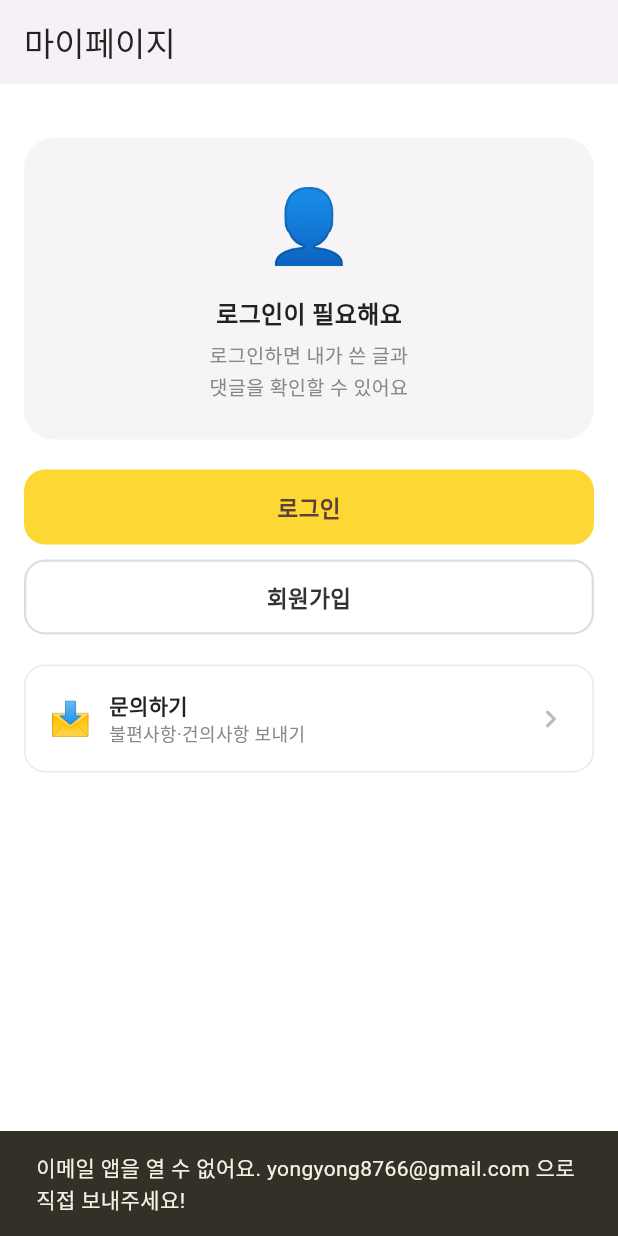
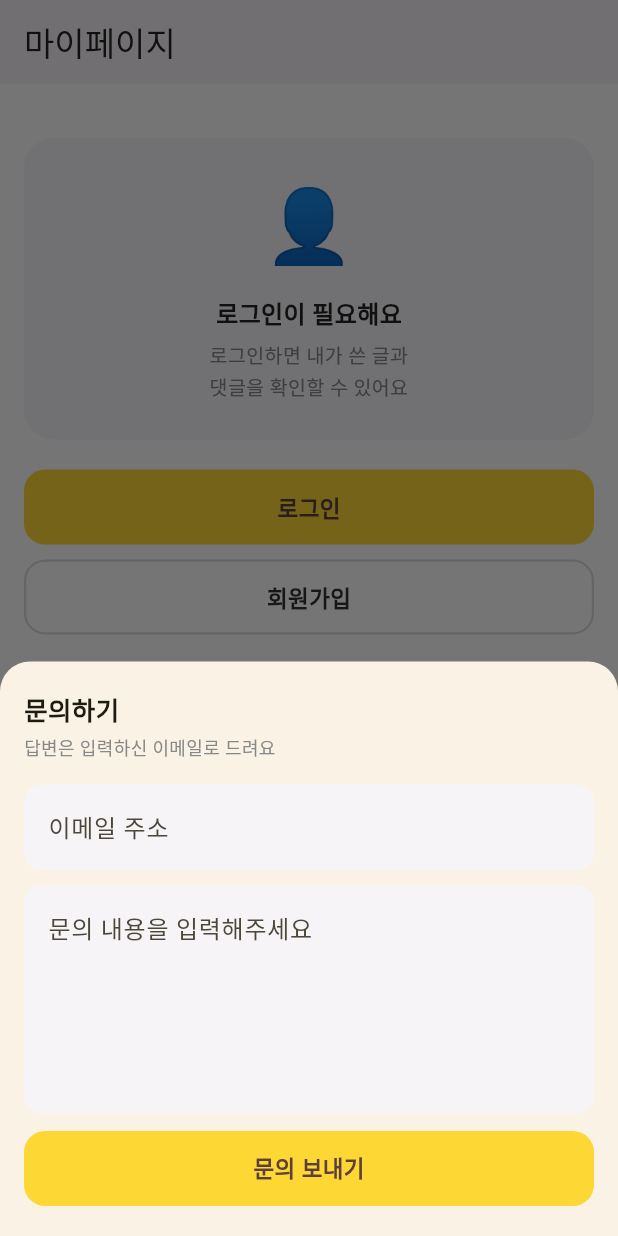
Before and after one commit to JooyoungJeong1/My_Golden_Kids, a Flutter app: the MyPage screen opened directly, after a tap on "문의하기", on a phone screen of 412 x 824 dp. Run offline on Flutter 3.47's test engine with Material 3 defaults, Android fonts, the phone set to English and light mode, and no system bars; our stand-ins replace google_fonts; accounts and stored records are empty.

Commit message:
마이페이지 문의하기 수정

```diff
--- a/lib/screens/category_detail_page.dart
+++ b/lib/screens/category_detail_page.dart
@@ -49,10 +49,10 @@ class CategoryDetailPage extends StatelessWidget {
                     item.imageUrl != null
                         ? Image.asset(
                             item.imageUrl!,
-                            width: 70,
-                            height: 70,
+                            width: 50,
+                            height: 50,
                             fit: BoxFit.contain,
-                          )
+                          ) //카테고리 박스 아이콘 사이즈
                         : Text(
                             item.icon ?? '',
                             style: const TextStyle(fontSize: 48),
--- a/lib/screens/my_page.dart
+++ b/lib/screens/my_page.dart
@@ -1,6 +1,6 @@
 import 'package:flutter/material.dart';
-import 'package:url_launcher/url_launcher.dart';
 import '../models/user_session.dart';
+import '../services/log_service.dart';
 import 'community_page.dart';
 import 'login_page.dart';
 import 'signup_page.dart';
@@ -34,6 +34,9 @@ class _MyPageState extends State<MyPage> {
     );
   }
 
+  // ───────────────────────────────────────────
+  // 로그인 상태
+  // ───────────────────────────────────────────
   Widget _buildLoggedIn() {
     return ListView(
       padding: const EdgeInsets.all(16),
@@ -49,7 +52,7 @@ class _MyPageState extends State<MyPage> {
           child: Row(
             children: [
               GestureDetector(
-                onTap: () => _showProfilePicker(),
+                onTap: _showProfilePicker,
                 child: Container(
                   width: 56,
                   height: 56,
@@ -114,7 +117,9 @@ class _MyPageState extends State<MyPage> {
             context,
             MaterialPageRoute(builder: (_) => const NicknameChangePage()),
           );
-          if (changed == true) setState(() {});
+          if (changed == true) {
+            setState(() {});
+          }
         }),
         const SizedBox(height: 10),
         _buildMenuTile('🔒', '비밀번호 변경', '현재 비밀번호 확인 후 변경', () {
@@ -124,29 +129,8 @@ class _MyPageState extends State<MyPage> {
           );
         }),
         const SizedBox(height: 10),
-        _buildMenuTile('📩', '문의하기', '불편사항·건의사항 보내기', () async {
-          final Uri emailUri = Uri(
-            scheme: 'mailto',
-            path: 'yongyong8766@gmail.com',
-            queryParameters: {
-              'subject': '[버릴래말래] 앱 문의',
-              'body':
-                  '안녕하세요.\n\n문의 내용을 작성해주세요.\n\n---\n닉네임: ${UserSession.nickname ?? "미로그인"}\n',
-            },
-          );
-          if (await canLaunchUrl(emailUri)) {
-            await launchUrl(emailUri);
-          } else {
-            if (mounted) {
-              ScaffoldMessenger.of(context).showSnackBar(
-                const SnackBar(
-                  content: Text(
-                    '이메일 앱을 열 수 없어요. yongyong8766@gmail.com 으로 직접 보내주세요!',
-                  ),
-                ),
-              );
-            }
-          }
+        _buildMenuTile('📩', '문의하기', '불편사항·건의사항 보내기', () {
+          _showInquiryDialog();
         }),
         const SizedBox(height: 24),
         GestureDetector(
@@ -177,6 +161,9 @@ class _MyPageState extends State<MyPage> {
     );
   }
 
+  // ───────────────────────────────────────────
+  // 비로그인 상태
+  // ───────────────────────────────────────────
   Widget _buildLoggedOut() {
     return ListView(
       padding: const EdgeInsets.all(16),
@@ -270,33 +257,137 @@ class _MyPageState extends State<MyPage> {
         ),
         const SizedBox(height: 20),
         // 비로그인에서도 문의하기 가능
-        _buildMenuTile('📩', '문의하기', '불편사항·건의사항 보내기', () async {
-          final Uri emailUri = Uri(
-            scheme: 'mailto',
-            path: 'yongyong8766@gmail.com',
-            queryParameters: {
-              'subject': '[버릴래말래] 앱 문의',
-              'body': '안녕하세요.\n\n문의 내용을 작성해주세요.\n\n',
-            },
-          );
-          if (await canLaunchUrl(emailUri)) {
-            await launchUrl(emailUri);
-          } else {
-            if (mounted) {
-              ScaffoldMessenger.of(context).showSnackBar(
-                const SnackBar(
-                  content: Text(
-                    '이메일 앱을 열 수 없어요. yongyong8766@gmail.com 으로 직접 보내주세요!',
-                  ),
-                ),
-              );
-            }
-          }
+        _buildMenuTile('📩', '문의하기', '불편사항·건의사항 보내기', () {
+          _showInquiryDialog();
         }),
       ],
     );
   }
 
+  // ───────────────────────────────────────────
+  // 문의하기 다이얼로그
+  // ───────────────────────────────────────────
+  void _showInquiryDialog() {
+    final emailController = TextEditingController(
+      text: UserSession.isLoggedIn ? UserSession.email ?? '' : '',
+    );
+    final contentController = TextEditingController();
+
+    showModalBottomSheet(
+      context: context,
+      isScrollControlled: true,
+      shape: const RoundedRectangleBorder(
+        borderRadius: BorderRadius.vertical(top: Radius.circular(20)),
+      ),
+      builder: (ctx) => Padding(
+        padding: EdgeInsets.only(
+          bottom: MediaQuery.of(ctx).viewInsets.bottom,
+          left: 16,
+          right: 16,
+          top: 20,
+        ),
+        child: Column(
+          mainAxisSize: MainAxisSize.min,
+          crossAxisAlignment: CrossAxisAlignment.start,
+          children: [
+            const Text(
+              '문의하기',
+              style: TextStyle(fontSize: 17, fontWeight: FontWeight.w800),
+            ),
+            const SizedBox(height: 4),
+            const Text(
+              '답변은 입력하신 이메일로 드려요',
+              style: TextStyle(fontSize: 12, color: Color(0xFF888888)),
+            ),
+            const SizedBox(height: 16),
+            // 이메일 입력 (로그인 시 자동 입력 + 읽기 전용)
+            TextField(
+              controller: emailController,
+              keyboardType: TextInputType.emailAddress,
+              readOnly: UserSession.isLoggedIn,
+              decoration: InputDecoration(
+                hintText: '이메일 주소',
+                filled: true,
+                fillColor: UserSession.isLoggedIn
+                    ? const Color(0xFFEEEEEE)
+                    : const Color(0xFFF7F4F8),
+                border: OutlineInputBorder(
+                  borderRadius: BorderRadius.circular(12),
+                  borderSide: BorderSide.none,
+                ),
+              ),
+            ),
+            const SizedBox(height: 10),
+            // 문의 내용
+            TextField(
+              controller: contentController,
+              maxLines: 5,
+              decoration: InputDecoration(
+                hintText: '문의 내용을 입력해주세요',
+                filled: true,
+                fillColor: const Color(0xFFF7F4F8),
+                border: OutlineInputBorder(
+                  borderRadius: BorderRadius.circular(12),
+                  borderSide: BorderSide.none,
+                ),
+              ),
+            ),
+            const SizedBox(height: 12),
+            GestureDetector(
+              onTap: () {
+                final email = emailController.text.trim();
+                final content = contentController.text.trim();
+
+                if (email.isEmpty || content.isEmpty) {
+                  ScaffoldMessenger.of(context).showSnackBar(
+                    const SnackBar(content: Text('이메일과 문의 내용을 입력해주세요.')),
+                  );
+                  return;
+                }
+
+                // TODO: 백엔드 연결 시 아래 주석 해제 후 LogService 제거
+                // await ApiService.submitInquiry(email: email, content: content);
+
+                LogService.log(
+                  action: 'inquiry',
+                  detail: '문의내용: $content',
+                  userEmail: email,
+                );
+
+                Navigator.pop(ctx);
+                ScaffoldMessenger.of(context).showSnackBar(
+                  const SnackBar(content: Text('문의가 접수되었어요! 빠르게 답변드릴게요 😊')),
+                );
+              },
+              child: Container(
+                width: double.infinity,
+                height: 50,
+                decoration: BoxDecoration(
+                  color: const Color(0xFFFDD835),
+                  borderRadius: BorderRadius.circular(14),
+                ),
+                child: const Center(
+                  child: Text(
+                    '문의 보내기',
+                    style: TextStyle(
+                      fontSize: 15,
+                      fontWeight: FontWeight.w800,
+                      color: Color(0xFF5D4037),
+                    ),
+                  ),
+                ),
+              ),
+            ),
+            const SizedBox(height: 20),
+          ],
+        ),
+      ),
+    );
+  }
+
+  // ───────────────────────────────────────────
+  // 메뉴 타일
+  // ───────────────────────────────────────────
   Widget _buildMenuTile(
     String emoji,
     String title,
@@ -345,6 +436,9 @@ class _MyPageState extends State<MyPage> {
     );
   }
 
+  // ───────────────────────────────────────────
+  // 프로필 이모지 선택
+  // ───────────────────────────────────────────
   void _showProfilePicker() {
     showModalBottomSheet(
       context: context,
```
Also changed, not shown: assets/images/기타처치곤란.png, assets/images/비닐류.png, assets/images/유리류.png, assets/images/종이류.png, assets/images/캔류.png, assets/images/플라스틱류.png.
